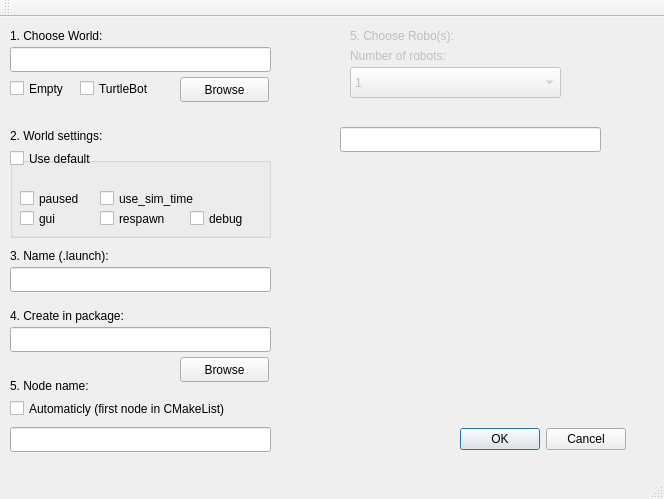
The window that lc/mainwindow.ui (VasilyevGeorgy/LaunchCreator) describes before a commit, drawn with Qt 5.
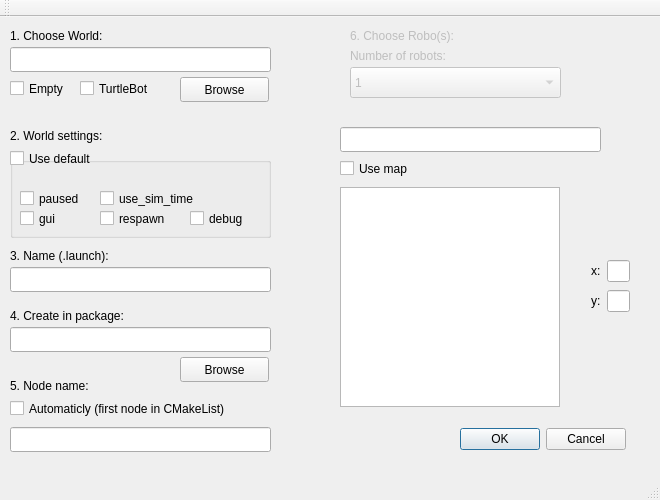
The same window after the commit.

Diff of the .ui file:
```diff
--- a/lc/mainwindow.ui
+++ b/lc/mainwindow.ui
@@ -6,8 +6,8 @@
    <rect>
     <x>0</x>
     <y>0</y>
-    <width>664</width>
-    <height>499</height>
+    <width>660</width>
+    <height>500</height>
    </rect>
   </property>
   <property name="mouseTracking">
@@ -125,7 +125,7 @@
      </rect>
     </property>
     <property name="text">
-     <string>5. Choose Robo(s):</string>
+     <string>6. Choose Robo(s):</string>
     </property>
    </widget>
    <widget class="QComboBox" name="comboBox">
@@ -362,6 +362,75 @@
      <string>TurtleBot</string>
     </property>
    </widget>
+   <widget class="QGraphicsView" name="graphicsView">
+    <property name="geometry">
+     <rect>
+      <x>340</x>
+      <y>170</y>
+      <width>220</width>
+      <height>220</height>
+     </rect>
+    </property>
+   </widget>
+   <widget class="QCheckBox" name="checkBox_10">
+    <property name="geometry">
+     <rect>
+      <x>340</x>
+      <y>140</y>
+      <width>92</width>
+      <height>23</height>
+     </rect>
+    </property>
+    <property name="text">
+     <string>Use map</string>
+    </property>
+   </widget>
+   <widget class="QWidget" name="verticalLayoutWidget">
+    <property name="geometry">
+     <rect>
+      <x>580</x>
+      <y>230</y>
+      <width>61</width>
+      <height>80</height>
+     </rect>
+    </property>
+    <layout class="QVBoxLayout" name="verticalLayout">
+     <item>
+      <layout class="QHBoxLayout" name="horizontalLayout">
+       <item>
+        <widget class="QLabel" name="label_6">
+         <property name="enabled">
+          <bool>true</bool>
+         </property>
+         <property name="text">
+          <string>x:</string>
+         </property>
+        </widget>
+       </item>
+       <item>
+        <widget class="QLineEdit" name="lineEdit_6"/>
+       </item>
+      </layout>
+     </item>
+     <item>
+      <layout class="QHBoxLayout" name="horizontalLayout_2">
+       <item>
+        <widget class="QLabel" name="label_8">
+         <property name="enabled">
+          <bool>true</bool>
+         </property>
+         <property name="text">
+          <string>y:</string>
+         </property>
+        </widget>
+       </item>
+       <item>
+        <widget class="QLineEdit" name="lineEdit_8"/>
+       </item>
+      </layout>
+     </item>
+    </layout>
+   </widget>
   </widget>
   <widget class="QMenuBar" name="menuBar">
    <property name="geometry">
```
Left out of the diff: 2 changed lines with no effect on the pictures.
